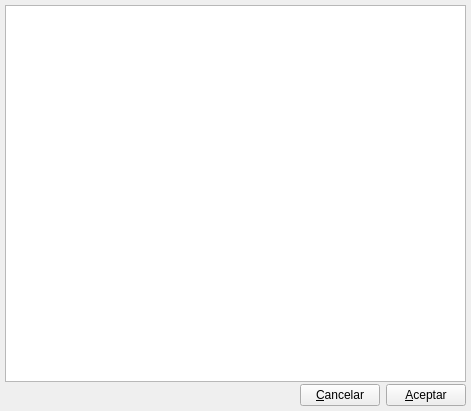
Above: bulmages/bulmafact/src/listconfiguracionbase.ui from eboladev/Bulmages-1 before the change. Below: the same form after it.
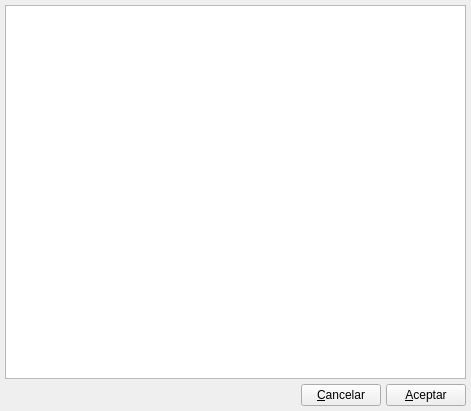
That is the form after the change. Icons and pictures are not drawn. Custom widgets are drawn as their Qt base class.

```diff
--- a/bulmages/bulmafact/src/listconfiguracionbase.ui
+++ b/bulmages/bulmafact/src/listconfiguracionbase.ui
@@ -23,7 +23,7 @@
     <number>5</number>
    </property>
    <property name="spacing" >
-    <number>2</number>
+    <number>5</number>
    </property>
    <item>
     <widget class="ListConfiguracionSubForm" name="mui_listado" />
@@ -34,7 +34,7 @@
       <number>0</number>
      </property>
      <property name="spacing" >
-      <number>6</number>
+      <number>5</number>
      </property>
      <item>
       <spacer>
```
Left out of the diff: 5 changed lines with no effect on the pictures.
